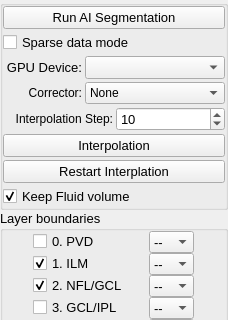
The window that medics_ext_retinal_layer_segmentation/LayerSegmentation/LayerSegSideCtrlPanelUI.ui (Yukun-Guo/medics-ext-retinal-layer-segmentation) describes before a commit, drawn with Qt 5; both pictures show x 0 to 228 and y 0 to 320 of the 228 by 610 pixel window.
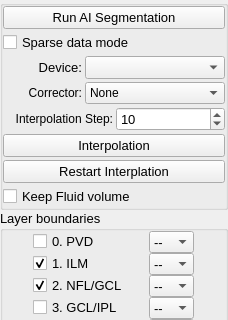
The same window after the commit.

Commit message: Refactor device selection logic and update UI for ONNX inference support

The edit to the form file:
```diff
--- a/medics_ext_retinal_layer_segmentation/LayerSegmentation/LayerSegSideCtrlPanelUI.ui
+++ b/medics_ext_retinal_layer_segmentation/LayerSegmentation/LayerSegSideCtrlPanelUI.ui
@@ -110,7 +110,7 @@
            </size>
           </property>
           <property name="text">
-           <string>GPU Device:</string>
+           <string>Device:</string>
           </property>
           <property name="alignment">
            <set>Qt::AlignmentFlag::AlignRight|Qt::AlignmentFlag::AlignTrailing|Qt::AlignmentFlag::AlignVCenter</set>
@@ -298,7 +298,7 @@
          <string>Keep Fluid volume</string>
         </property>
         <property name="checked">
-         <bool>true</bool>
+         <bool>false</bool>
         </property>
        </widget>
       </item>
```
The commit also changes 5 other files.
